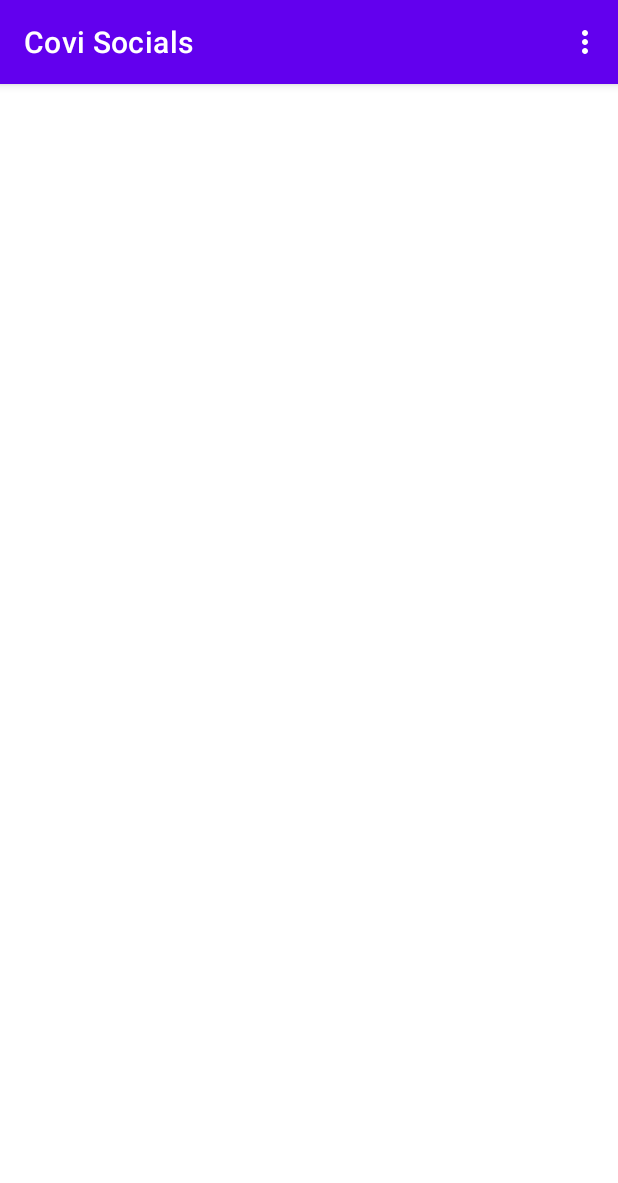
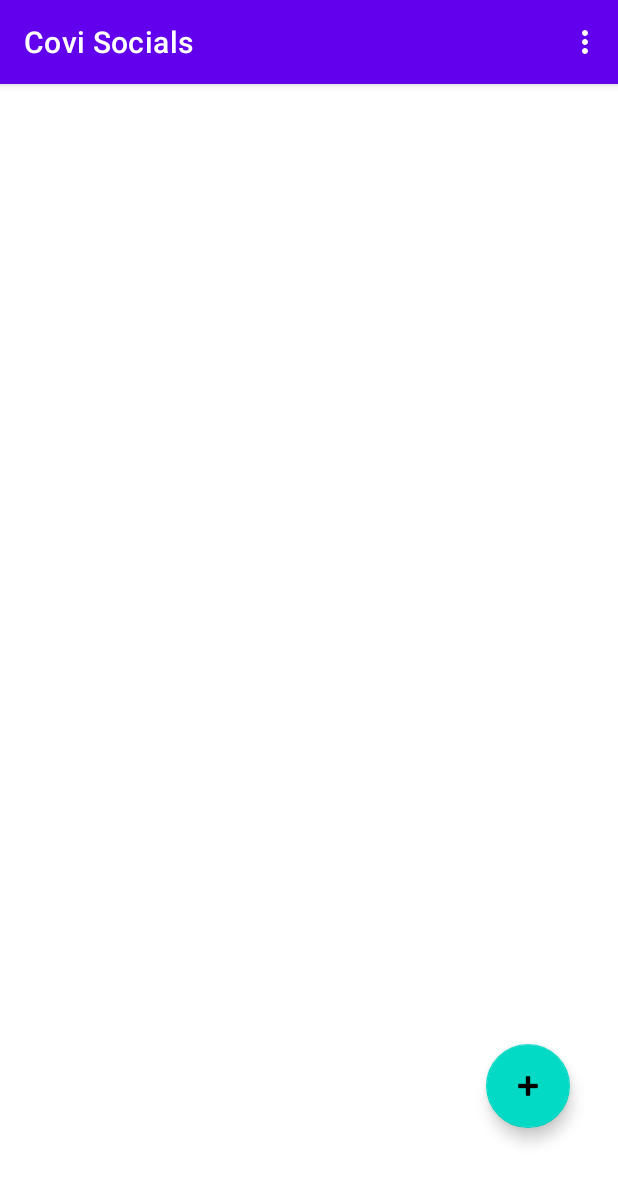
Before and after one commit to pratik2315/covi_socials, an Android app: the screen it shows after launch once a user with an empty profile is signed in (ProfileActivity), after a tap on "Profile", on a phone screen of 412 x 824 dp. Shown: the top 1183 px of the screen. Run offline under Robolectric (Android 15) with nearby library versions, the phone set to English and light mode, and no system bars; our stand-ins replace Firebase (no records; nobody signed in at launch, a user with empty details on screens opened directly).

Commit message:
profile activity added

```diff
--- a/app/src/main/java/com/example/covisocials/PostsActivity.kt
+++ b/app/src/main/java/com/example/covisocials/PostsActivity.kt
@@ -14,15 +14,21 @@ import androidx.recyclerview.widget.RecyclerView
 import com.example.covisocials.adapters.PostsAdapter
 import com.example.covisocials.databinding.ActivityPostsBinding
 import com.example.covisocials.models.Posts
+import com.example.covisocials.models.Users
+import com.google.firebase.auth.FirebaseAuth
+import com.google.firebase.firestore.CollectionReference
 import com.google.firebase.firestore.FirebaseFirestore
 import com.google.firebase.firestore.Query
+import com.google.firebase.firestore.auth.User
 
-class PostsActivity : AppCompatActivity() {
+open class PostsActivity : AppCompatActivity() {
     private lateinit var fireStoreDb : FirebaseFirestore
     private lateinit var binding: ActivityPostsBinding
     private lateinit var posts : MutableList<Posts>
     private lateinit var postsAdapter : PostsAdapter
-    private  val TAG = "PostsActivity"
+    private val TAG = "PostsActivity"
+    private val USERNAME_KEY = "prtk23"
+    private var signedInUser : Users? = null
 
     override fun onCreate(savedInstanceState: Bundle?) {
         super.onCreate(savedInstanceState)
@@ -35,7 +41,23 @@ class PostsActivity : AppCompatActivity() {
         binding.rv.layoutManager = LinearLayoutManager(this)
 
         fireStoreDb = FirebaseFirestore.getInstance()
-        val postsNode = fireStoreDb.collection("posts")
+
+        fireStoreDb.collection("users")
+            .document(FirebaseAuth.getInstance().currentUser?.uid as String)
+            .get()
+            .addOnSuccessListener { snapShot ->
+                signedInUser = snapShot.toObject(Users::class.java)
+                Log.i(TAG, "Post $signedInUser")
+            }.addOnFailureListener{ exception->
+                Log.i(TAG, "Fail", exception)
+            }
+        var postsNode : Query = fireStoreDb.collection("posts")
+
+        val username = intent.getStringExtra(USERNAME_KEY)
+        if (username != null){
+            supportActionBar?.title = username
+           postsNode = postsNode?.whereEqualTo("user.username", username)
+        }
 
         postsNode.addSnapshotListener { value, error ->
             if (error!=null || value == null) {
@@ -59,7 +81,9 @@ class PostsActivity : AppCompatActivity() {
 
     override fun onOptionsItemSelected(item: MenuItem): Boolean {
         if (item.itemId == R.id.prof_menu){
-            startActivity(Intent(this, ProfileActivity::class.java))
+            val intent = Intent(this, ProfileActivity::class.java)
+            intent.putExtra(USERNAME_KEY, signedInUser?.username)
+            startActivity(intent)
         }
         return super.onOptionsItemSelected(item)
     }
--- a/app/src/main/java/com/example/covisocials/ProfileActivity.kt
+++ b/app/src/main/java/com/example/covisocials/ProfileActivity.kt
@@ -11,19 +11,12 @@ import com.example.covisocials.databinding.ActivityPostsBinding
 import com.google.firebase.auth.FirebaseAuth
 import com.google.firebase.firestore.FirebaseFirestore
 
-class ProfileActivity : AppCompatActivity() {
+class ProfileActivity : PostsActivity() {
 
-
-    override fun onCreate(savedInstanceState: Bundle?) {
-        super.onCreate(savedInstanceState)
-        setContentView(R.layout.activity_profile)
-
-
-    }
 
     override fun onCreateOptionsMenu(menu: Menu?): Boolean {
         menuInflater.inflate(R.menu.menu_logout, menu)
-        return super.onCreateOptionsMenu(menu)
+        return true
     }
 
     override fun onOptionsItemSelected(item: MenuItem): Boolean {
--- a/app/src/main/res/layout/activity_posts.xml
+++ b/app/src/main/res/layout/activity_posts.xml
@@ -2,8 +2,10 @@
 <androidx.constraintlayout.widget.ConstraintLayout xmlns:android="http://schemas.android.com/apk/res/android"
     xmlns:app="http://schemas.android.com/apk/res-auto"
     xmlns:tools="http://schemas.android.com/tools"
+    android:id="@+id/fab"
     android:layout_width="match_parent"
     android:layout_height="match_parent"
+    android:background="@color/white"
     tools:context=".PostsActivity">
 
     <androidx.recyclerview.widget.RecyclerView
@@ -13,4 +15,16 @@
         app:layout_constraintBottom_toBottomOf="parent"
         app:layout_constraintStart_toStartOf="parent"
         app:layout_constraintTop_toTopOf="parent" />
+
+    <com.google.android.material.floatingactionbutton.FloatingActionButton
+        android:id="@+id/floatingActionButton2"
+        android:layout_width="wrap_content"
+        android:layout_height="wrap_content"
+        android:layout_marginEnd="32dp"
+        android:layout_marginBottom="72dp"
+        android:clickable="true"
+        app:layout_constraintBottom_toBottomOf="parent"
+        app:layout_constraintEnd_toEndOf="parent"
+        app:srcCompat="@android:drawable/ic_input_add" />
+
 </androidx.constraintlayout.widget.ConstraintLayout>
--- a/app/src/main/res/layout/activity_profile.xml
+++ /dev/null
@@ -1,9 +0,0 @@
-<?xml version="1.0" encoding="utf-8"?>
-<androidx.constraintlayout.widget.ConstraintLayout xmlns:android="http://schemas.android.com/apk/res/android"
-    xmlns:app="http://schemas.android.com/apk/res-auto"
-    xmlns:tools="http://schemas.android.com/tools"
-    android:layout_width="match_parent"
-    android:layout_height="match_parent"
-    tools:context=".ProfileActivity">
-
-</androidx.constraintlayout.widget.ConstraintLayout>
```
